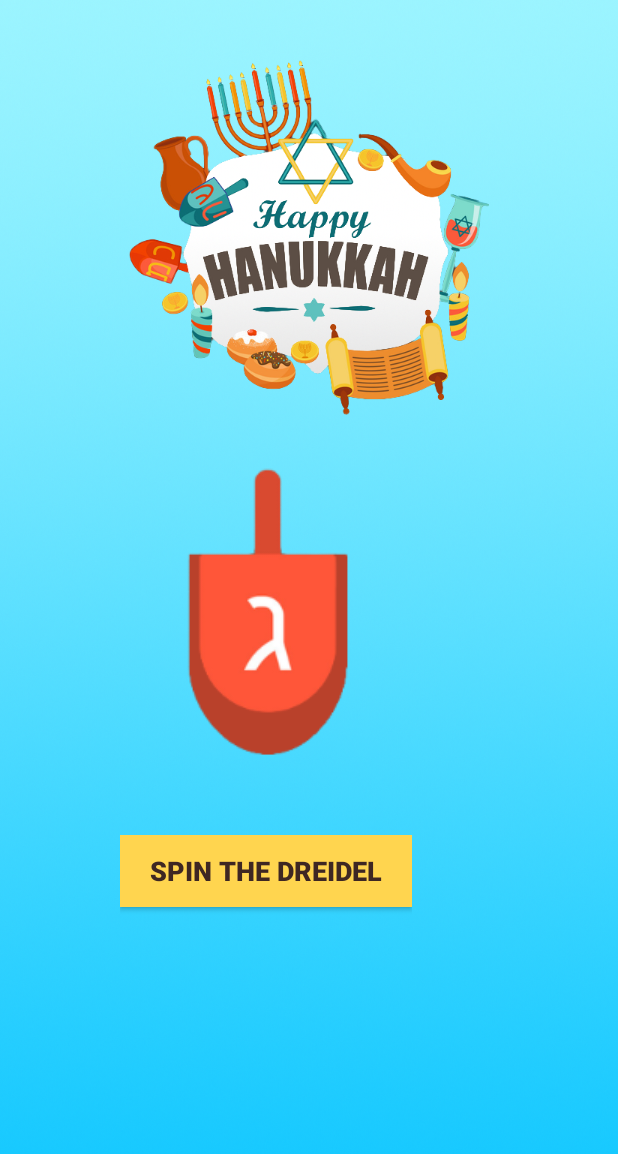
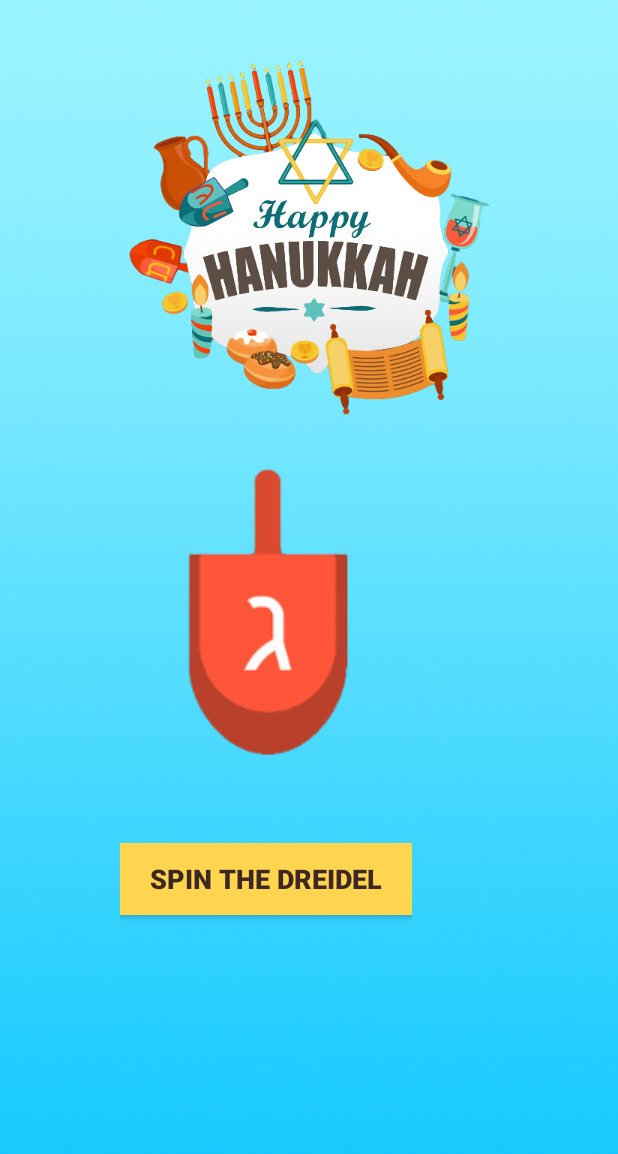
Before and after one commit to echoNeko87/Spin_the_Dreidel, an Android app: the screen it shows after launch (MainActivity), on a phone screen of 412 x 824 dp. Shown: the top 1154 px of the screen. Run offline under Robolectric (Android 15) with nearby library versions, the phone set to English and light mode, and no system bars.

Commit message:
Changed padding around button

```diff
--- a/app/src/main/res/layout/activity_main.xml
+++ b/app/src/main/res/layout/activity_main.xml
@@ -49,7 +49,7 @@
         android:orientation="horizontal"
         android:paddingStart="60dp"
         android:paddingLeft="60dp"
-        android:paddingTop="30dp"
+        android:paddingTop="35dp"
         android:paddingRight="60dp">
 
         <Button
```
